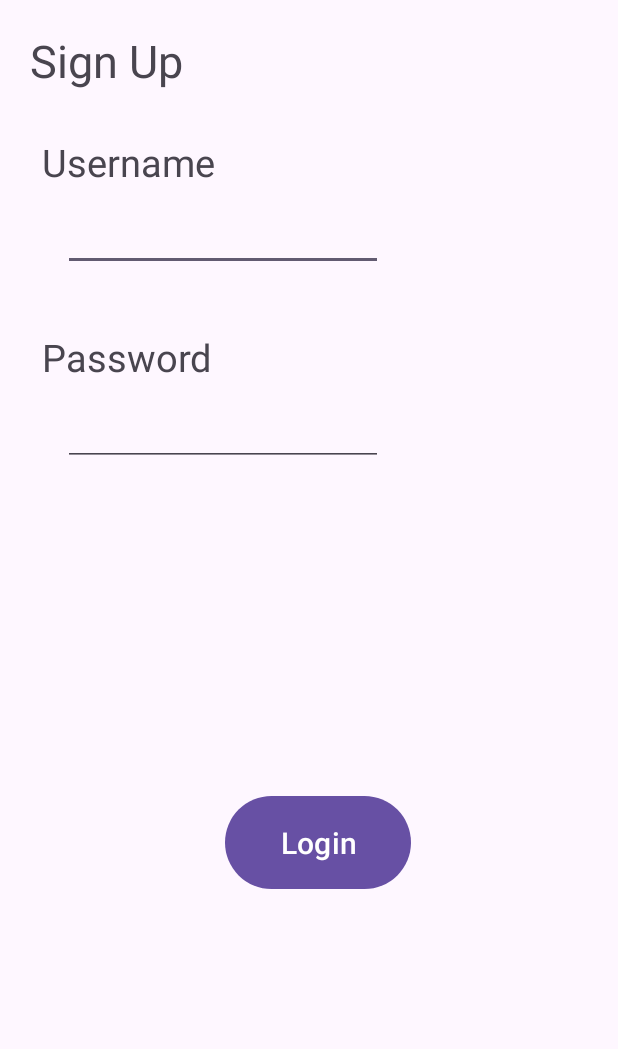
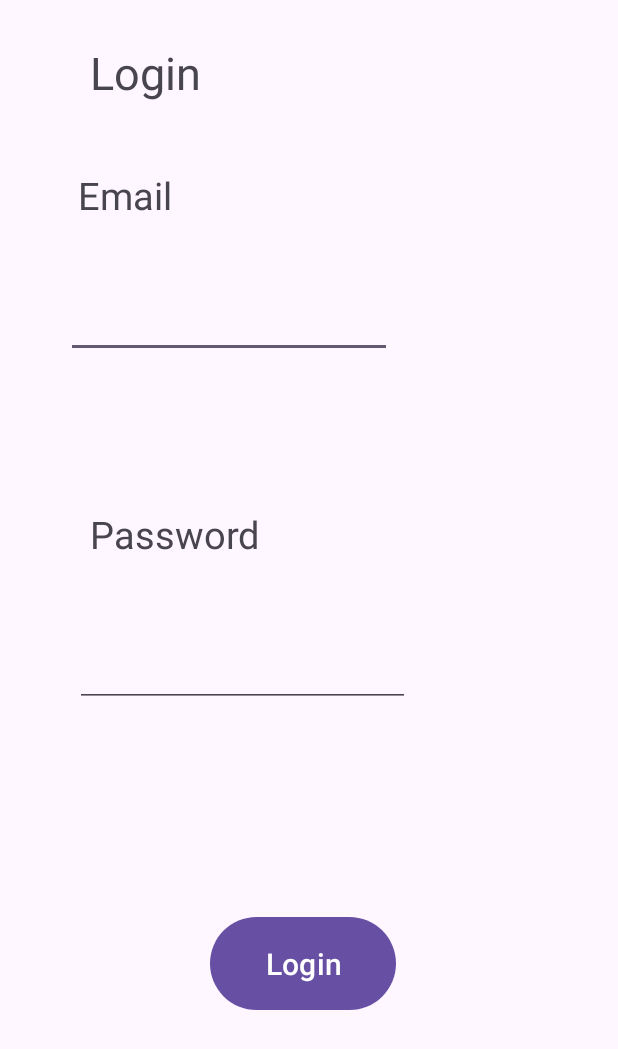
Before and after one commit to rKuria/GarbageRequest, an Android app: the Login screen opened directly, with no data from a screen before it, on a phone screen of 412 x 824 dp. Shown: the top 1049 px of the screen. Run offline under Robolectric (Android 15) with nearby library versions, the phone set to English and light mode, and no system bars; our stand-ins replace Room's generated code.

Commit message:
11:39pm edits

```diff
--- a/app/src/main/AndroidManifest.xml
+++ b/app/src/main/AndroidManifest.xml
@@ -12,6 +12,9 @@
         android:supportsRtl="true"
         android:theme="@style/Theme.GarbageApp1"
         tools:targetApi="31">
+        <activity
+            android:name=".Orders"
+            android:exported="false" />
         <activity
             android:name=".UserDash1"
             android:exported="false" />
--- a/app/src/main/java/com/example/garbageapp1/Login.java
+++ b/app/src/main/java/com/example/garbageapp1/Login.java
@@ -4,13 +4,51 @@ import androidx.appcompat.app.AppCompatActivity;
 import androidx.room.Entity;
 
 import android.os.Bundle;
+import android.view.View;
+import android.widget.Button;
+import android.widget.EditText;
+import android.widget.Toast;
 
 public class Login extends AppCompatActivity {
+
+    DbHelper dbHelper = new DbHelper(Login.this);
+
+    public EditText email;
+    public EditText password;
+    public Button btn_login;
 
     @Override
     protected void onCreate(Bundle savedInstanceState) {
         super.onCreate(savedInstanceState);
         setContentView(R.layout.activity_login);
+
+        email = findViewById(R.id.et_uname);
+        password = findViewById(R.id.et_pass);
+        btn_login = findViewById(R.id.btn_Login);
+
+
+        btn_login.setOnClickListener(new View.OnClickListener() {
+            @Override
+            public void onClick(View view) {
+                String Email = email.getText().toString();
+                String Password = password.getText().toString();
+
+                boolean result = dbHelper.login(Email,Password);
+
+                if(result){
+                    Toast.makeText(Login.this, "User exists", Toast.LENGTH_SHORT).show();
+                }
+                else{
+                    Toast.makeText(Login.this, "User does not exist", Toast.LENGTH_SHORT).show();
+                }
+
+
+
+            }
+        });
+
     }
 
+
+
 }
--- a/app/src/main/res/layout/activity_login.xml
+++ b/app/src/main/res/layout/activity_login.xml
@@ -10,9 +10,9 @@
         android:id="@+id/tv_heading"
         android:layout_width="wrap_content"
         android:layout_height="wrap_content"
-        android:layout_marginStart="20dp"
-        android:layout_marginTop="20dp"
-        android:text="Sign Up"
+        android:layout_marginStart="60dp"
+        android:layout_marginTop="28dp"
+        android:text="Login"
         android:textSize="30sp"
         app:layout_constraintStart_toStartOf="parent"
         app:layout_constraintTop_toTopOf="parent" />
@@ -21,19 +21,19 @@
         android:id="@+id/tv_username"
         android:layout_width="wrap_content"
         android:layout_height="wrap_content"
-        android:layout_marginStart="28dp"
-        android:layout_marginTop="30dp"
-        android:text="Username"
+        android:layout_marginStart="52dp"
+        android:layout_marginTop="44dp"
+        android:text="Email"
         android:textSize="25sp"
         app:layout_constraintStart_toStartOf="parent"
         app:layout_constraintTop_toBottomOf="@+id/tv_heading" />
 
     <EditText
         android:id="@+id/et_uname"
-        android:layout_width="wrap_content"
-        android:layout_height="wrap_content"
-        android:layout_marginStart="42dp"
-        android:layout_marginTop="10dp"
+        android:layout_width="217dp"
+        android:layout_height="63dp"
+        android:layout_marginStart="44dp"
+        android:layout_marginTop="28dp"
         android:ems="10"
         android:inputType="text"
         app:layout_constraintStart_toStartOf="parent"
@@ -43,8 +43,8 @@
         android:id="@+id/tv_pass"
         android:layout_width="wrap_content"
         android:layout_height="wrap_content"
-        android:layout_marginStart="28dp"
-        android:layout_marginTop="40dp"
+        android:layout_marginStart="60dp"
+        android:layout_marginTop="100dp"
         android:text="Password"
         android:textSize="25sp"
         app:layout_constraintStart_toStartOf="parent"
@@ -52,10 +52,10 @@
 
     <EditText
         android:id="@+id/et_pass"
-        android:layout_width="wrap_content"
-        android:layout_height="wrap_content"
-        android:layout_marginStart="42dp"
-        android:layout_marginTop="10dp"
+        android:layout_width="223dp"
+        android:layout_height="62dp"
+        android:layout_marginStart="50dp"
+        android:layout_marginTop="36dp"
         android:ems="10"
         android:inputType="textPassword"
         app:layout_constraintStart_toStartOf="parent"
@@ -65,13 +65,14 @@
         android:id="@+id/btn_Login"
         android:layout_width="124dp"
         android:layout_height="70dp"
-        android:layout_marginStart="150dp"
-        android:layout_marginTop="52dp"
+        android:layout_marginStart="140dp"
+        android:layout_marginTop="40dp"
         android:layout_marginBottom="64dp"
         android:text="Login"
         android:textSize="20sp"
         app:layout_constraintBottom_toBottomOf="parent"
         app:layout_constraintStart_toStartOf="parent"
-        app:layout_constraintTop_toBottomOf="@+id/et_pass" />
+        app:layout_constraintTop_toBottomOf="@+id/et_pass"
+        app:layout_constraintVertical_bias="0.539" />
 
 </androidx.constraintlayout.widget.ConstraintLayout>
--- a/app/src/main/res/layout/activity_sign_up.xml
+++ b/app/src/main/res/layout/activity_sign_up.xml
@@ -97,9 +97,9 @@
 
     <Button
         android:id="@+id/btn_SignUp"
-        android:layout_width="124dp"
-        android:layout_height="70dp"
-        android:layout_marginStart="150dp"
+        android:layout_width="175dp"
+        android:layout_height="57dp"
+        android:layout_marginStart="120dp"
         android:layout_marginTop="52dp"
         android:layout_marginBottom="64dp"
         android:text="Sign Up"
```
Also changed, not shown: app/src/main/java/com/example/garbageapp1/DbHelper.java (+29 -1 lines), app/src/main/java/com/example/garbageapp1/Orders.java (added, +14 -0 lines), app/src/main/java/com/example/garbageapp1/SignUp.java (+13 -1 lines), app/src/main/res/layout/activity_orders.xml (added, +127 -0 lines), app/src/main/res/drawable/location.png (added).
